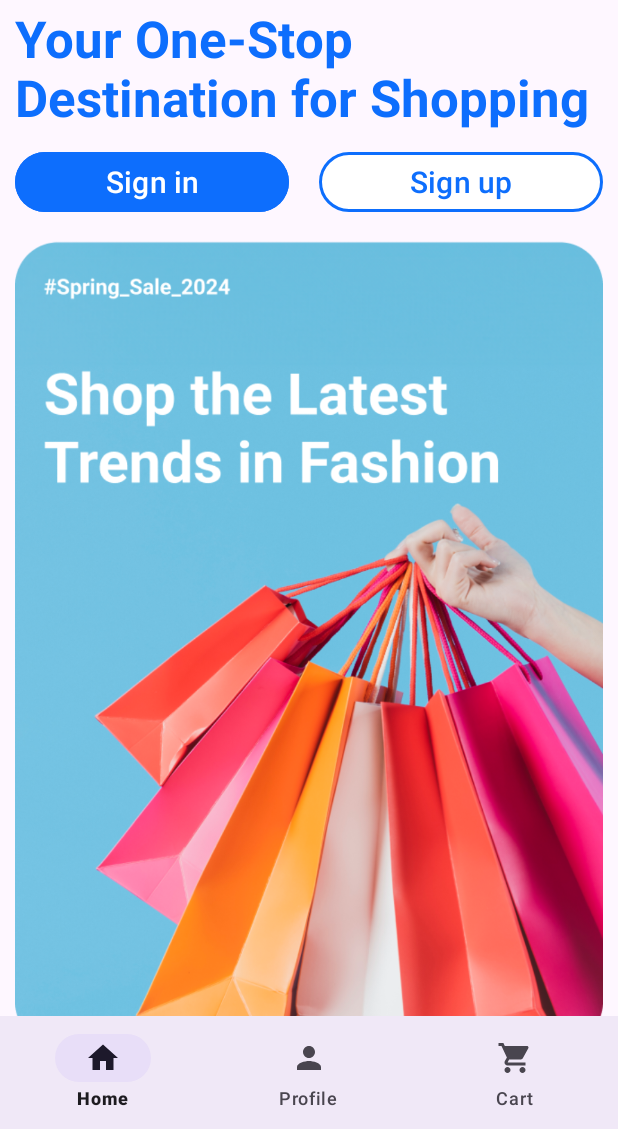
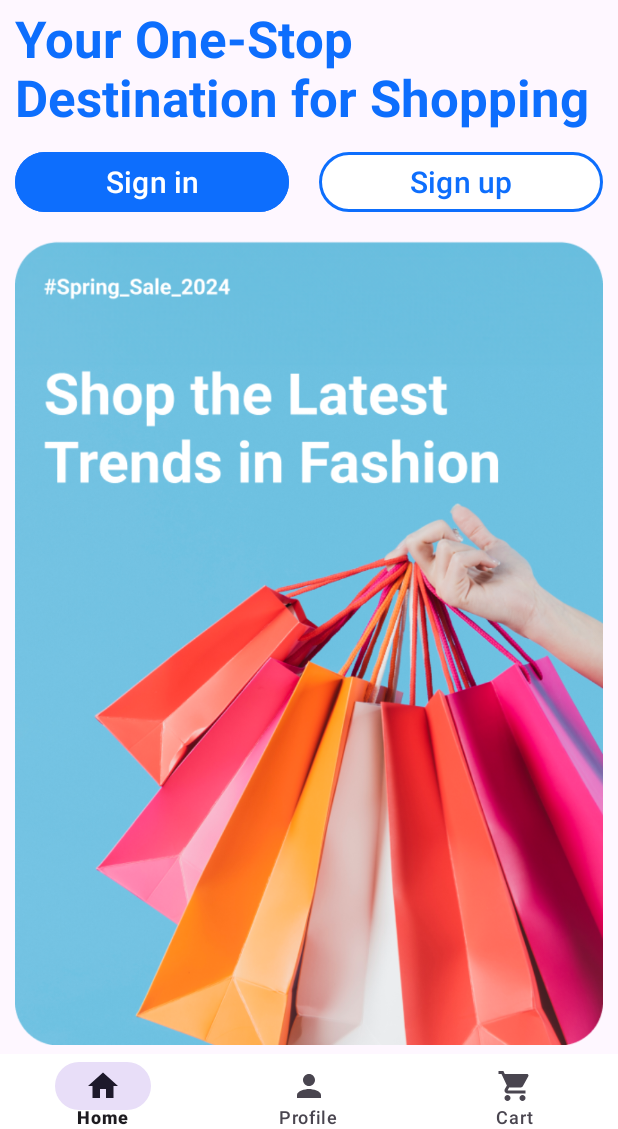
Before and after one commit to souravpaswan-trustt/TrusttKart, an Android app: the screen it shows after launch (MainActivity), with the options menu open, on a phone screen of 412 x 824 dp, the part 107-1236 px from its top. Run offline under Robolectric (Android 15) with nearby library versions, the phone set to English and light mode, and no system bars; our stand-ins replace data binding, navigation-ui.

Commit message:
bottom navigation ui changes, network permission in manifest, blueTheme added in colors.xml

```diff
--- a/app/src/main/res/layout/activity_main.xml
+++ b/app/src/main/res/layout/activity_main.xml
@@ -33,21 +33,23 @@
             android:layout_width="0dp"
             android:layout_height="0dp"
             app:defaultNavHost="true"
+            android:layout_marginBottom="35dp"
 
             app:layout_constraintBottom_toBottomOf="parent"
             app:layout_constraintEnd_toEndOf="parent"
-            app:layout_constraintHorizontal_bias="1.0"
+            app:layout_constraintHorizontal_bias="0.0"
             app:layout_constraintStart_toStartOf="parent"
             app:layout_constraintTop_toBottomOf="@+id/appBarLayout"
-            app:layout_constraintVertical_bias="0.0"
             app:navGraph="@navigation/mobile_navigation" />
 
         <com.google.android.material.bottomnavigation.BottomNavigationView
             android:id="@+id/bottomNavigation"
             android:layout_width="0dp"
-            android:layout_height="75dp"
-            android:background="?android:attr/windowBackground"
-            app:layout_constraintBottom_toBottomOf="@+id/nav_host_fragment"
+            android:layout_height="50dp"
+            android:background="@color/white"
+            app:itemPaddingBottom="2dp"
+            app:itemPaddingTop="5dp"
+            app:layout_constraintBottom_toBottomOf="parent"
             app:layout_constraintEnd_toEndOf="parent"
             app:layout_constraintStart_toStartOf="parent"
             app:menu="@menu/bottom_nav_menu" />
--- a/app/src/main/res/layout/activity_splash_screen.xml
+++ b/app/src/main/res/layout/activity_splash_screen.xml
@@ -27,7 +27,7 @@
             android:layout_width="wrap_content"
             android:layout_height="wrap_content"
             android:text="Powered By"
-            android:textColor="#000000"
+            android:textColor="@color/black"
             android:textSize="30sp"
             android:textStyle="italic"
             app:layout_constraintBottom_toBottomOf="parent"
--- a/app/src/main/res/layout/fragment_forgot_password.xml
+++ b/app/src/main/res/layout/fragment_forgot_password.xml
@@ -35,7 +35,7 @@
                 android:layout_gravity="center_horizontal"
                 android:layout_margin="15dp"
                 android:text="Reset password"
-                android:textColor="#0D6EFD"
+                android:textColor="@color/blueTheme"
                 android:textSize="24sp"
                 android:textStyle="bold" />
 
@@ -72,7 +72,7 @@
                 android:layout_height="wrap_content"
                 android:layout_gravity="center_horizontal"
                 android:layout_marginTop="20dp"
-                android:backgroundTint="#0D6EFD"
+                android:backgroundTint="@color/blueTheme"
                 android:paddingHorizontal="8dp"
                 android:paddingVertical="12dp"
                 android:text="Submit"
--- a/app/src/main/res/layout/fragment_home.xml
+++ b/app/src/main/res/layout/fragment_home.xml
@@ -36,7 +36,7 @@
                     android:layout_width="match_parent"
                     android:layout_height="wrap_content"
                     android:text="Your One-Stop Destination for Shopping"
-                    android:textColor="#0d6efd"
+                    android:textColor="@color/blueTheme"
                     android:textSize="34sp"
                     android:textStyle="bold" />
 
@@ -52,7 +52,7 @@
                         android:layout_height="wrap_content"
                         android:layout_marginEnd="10dp"
                         android:layout_weight="1"
-                        android:backgroundTint="#0d6efd"
+                        android:backgroundTint="@color/blueTheme"
                         android:text="Sign in"
                         android:textSize="20sp" />
 
@@ -64,9 +64,9 @@
                         android:layout_weight="1"
                         android:backgroundTint="#FFFFFF"
                         android:text="Sign up"
-                        android:textColor="#0d6efd"
+                        android:textColor="@color/blueTheme"
                         android:textSize="20sp"
-                        app:strokeColor="#0d6efd"
+                        app:strokeColor="@color/blueTheme"
                         app:strokeWidth="2dp" />
                 </LinearLayout>
 
@@ -82,8 +82,7 @@
                 <androidx.viewpager2.widget.ViewPager2
                     android:id="@+id/view_pager"
                     android:layout_width="match_parent"
-                    android:layout_height="wrap_content"
-                    android:layout_marginTop="15dp" />
+                    android:layout_height="wrap_content" />
             </LinearLayout>
 
         </androidx.constraintlayout.widget.ConstraintLayout>
--- a/app/src/main/res/layout/fragment_sign_in.xml
+++ b/app/src/main/res/layout/fragment_sign_in.xml
@@ -92,7 +92,7 @@
                     android:layout_marginRight="5dp"
                     android:layout_weight="0.9"
                     android:text="Forgot Password"
-                    android:textColor="#0D6EFD"
+                    android:textColor="@color/blueTheme"
                     android:textSize="15sp"
                     android:textStyle="bold" />
 
@@ -102,7 +102,7 @@
                     android:layout_height="wrap_content"
                     android:layout_weight="0.1"
                     android:text="Sign up"
-                    android:textColor="#0D6EFD"
+                    android:textColor="@color/blueTheme"
                     android:textSize="15sp"
                     android:textStyle="bold" />
             </LinearLayout>
@@ -112,7 +112,7 @@
                 android:layout_width="match_parent"
                 android:layout_height="wrap_content"
                 android:layout_marginTop="15dp"
-                android:backgroundTint="#0D6EFD"
+                android:backgroundTint="@color/blueTheme"
                 android:paddingHorizontal="8dp"
                 android:paddingVertical="12dp"
                 android:text="Sign in"
--- a/app/src/main/res/layout/fragment_sign_up.xml
+++ b/app/src/main/res/layout/fragment_sign_up.xml
@@ -134,7 +134,7 @@
                 android:layout_width="match_parent"
                 android:layout_height="wrap_content"
                 android:layout_marginTop="15dp"
-                android:backgroundTint="#0D6EFD"
+                android:backgroundTint="@color/blueTheme"
                 android:paddingHorizontal="8dp"
                 android:paddingVertical="12dp"
                 android:text="SIGN UP"
--- a/app/src/main/res/layout/product_carousel.xml
+++ b/app/src/main/res/layout/product_carousel.xml
@@ -12,7 +12,7 @@
         <LinearLayout
             android:layout_width="match_parent"
             android:layout_height="wrap_content"
-            android:layout_margin="20dp"
+            android:layout_margin="10dp"
             android:orientation="vertical"
             app:layout_constraintBottom_toBottomOf="parent"
             app:layout_constraintEnd_toEndOf="parent"
@@ -67,6 +67,7 @@
                 android:layout_height="wrap_content"
                 android:textSize="20sp"
                 android:layout_marginTop="10dp"
+                android:layout_marginBottom="10dp"
                 android:backgroundTint="@color/blueTheme"
                 android:text="Add to cart" />
 
--- a/app/src/main/res/menu/bottom_nav_menu.xml
+++ b/app/src/main/res/menu/bottom_nav_menu.xml
@@ -4,16 +4,19 @@
     <item
         android:id="@+id/navigation_home"
         android:icon="@drawable/ic_home_black_24dp"
+        android:enabled="true"
         android:title="Home" />
 
     <item
         android:id="@+id/navigation_profile"
         android:icon="@drawable/baseline_person_24"
+        android:enabled="true"
         android:title="Profile" />
 
     <item
         android:id="@+id/navigation_cart"
         android:icon="@drawable/baseline_shopping_cart_24"
+        android:enabled="true"
         android:title="Cart" />
 
 </menu>
```
